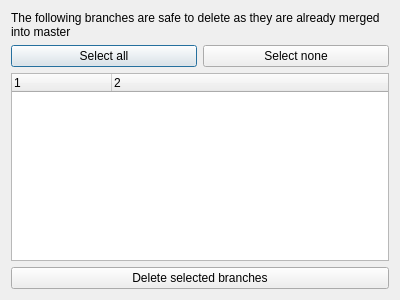
The window that src/cleanupdialog.ui (feelx88/git-qui) describes before a commit, drawn with Qt 5.
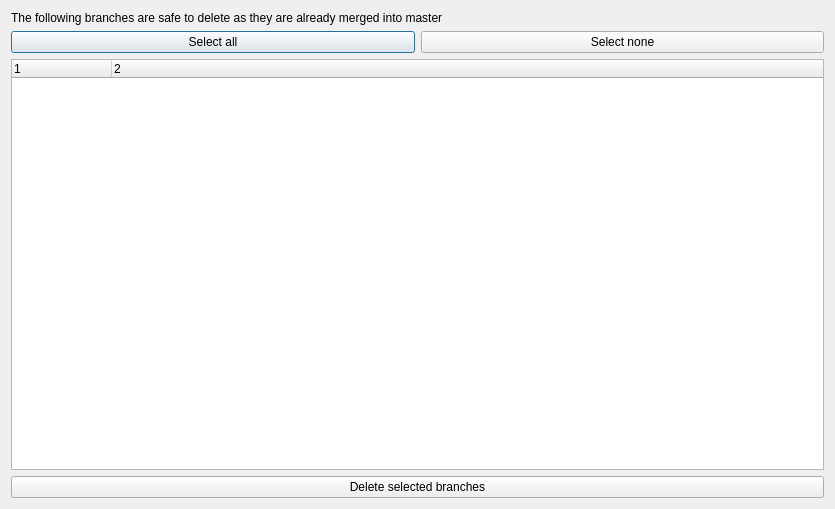
The same window after the commit.

Commit message: Resized some dialogs.

```diff
--- a/src/cleanupdialog.ui
+++ b/src/cleanupdialog.ui
@@ -6,8 +6,8 @@
    <rect>
     <x>0</x>
     <y>0</y>
-    <width>400</width>
-    <height>300</height>
+    <width>835</width>
+    <height>509</height>
    </rect>
   </property>
   <property name="windowTitle">
@@ -56,6 +56,9 @@
      <attribute name="headerVisible">
       <bool>true</bool>
      </attribute>
+     <attribute name="headerMinimumSectionSize">
+      <number>100</number>
+     </attribute>
      <column>
       <property name="text">
        <string notr="true">1</string>
```
The commit also changes 1 other file.
